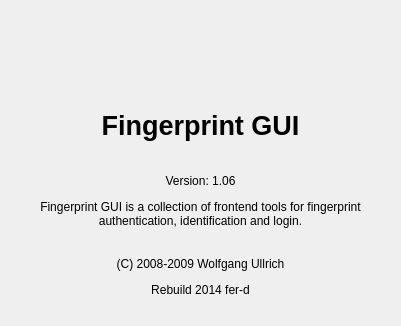
Old version of the form src/About.ui in the repository fer-d/fingerprint-gui.
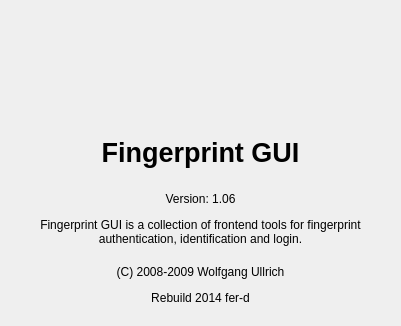
New version of the form. Icons and pictures are not drawn.

Commit message: Update about, exist and saved dialog

The edit to the form file:
```diff
--- a/src/About.ui
+++ b/src/About.ui
@@ -29,9 +29,12 @@
   <property name="locale">
    <locale language="C" country="AnyCountry"/>
   </property>
-  <layout class="QVBoxLayout" name="verticalLayout">
+  <layout class="QVBoxLayout" name="verticalLayout" stretch="1,4,4,4">
    <property name="spacing">
-    <number>0</number>
+    <number>8</number>
+   </property>
+   <property name="topMargin">
+    <number>35</number>
    </property>
    <item>
     <widget class="QFrame" name="frame_2">
@@ -56,6 +59,18 @@
       </property>
       <item>
        <widget class="QLabel" name="iconLabel">
+        <property name="minimumSize">
+         <size>
+          <width>80</width>
+          <height>80</height>
+         </size>
+        </property>
+        <property name="maximumSize">
+         <size>
+          <width>80</width>
+          <height>80</height>
+         </size>
+        </property>
         <property name="locale">
          <locale language="C" country="AnyCountry"/>
         </property>
```
Left out of the diff: 3 changed lines with no effect on the pictures. The commit also changes 2 other files.
